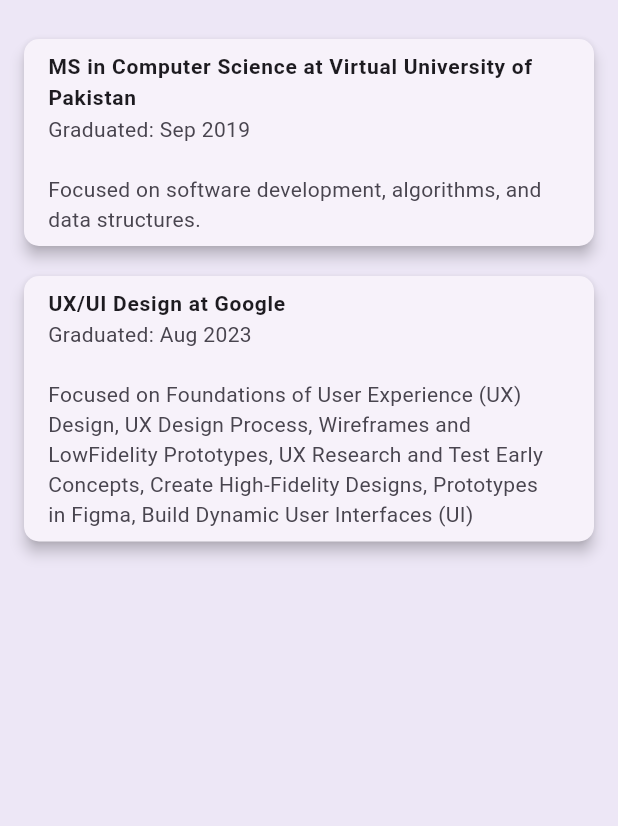
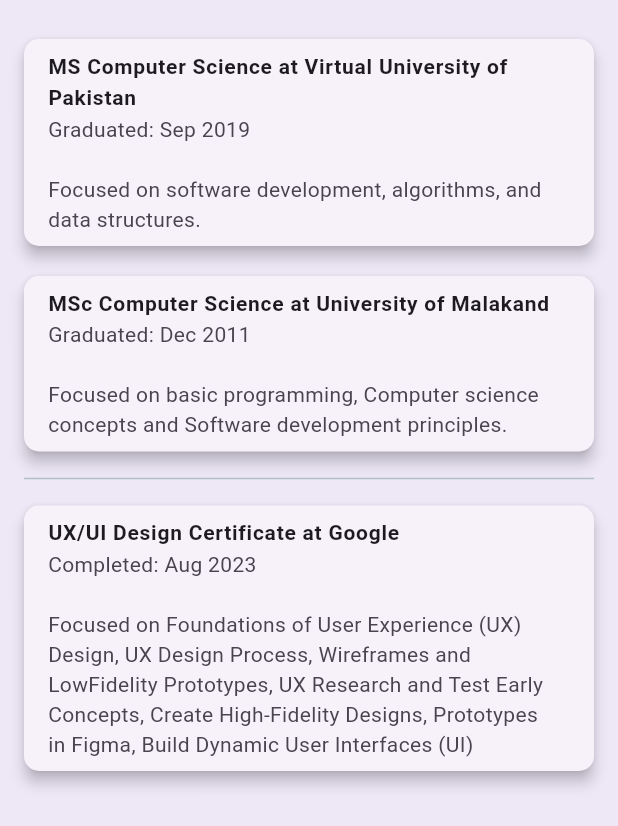
Before and after one commit to atiqahmad919/atiq_cv, a Flutter app: the EducationScreen screen opened directly, on a phone screen of 412 x 824 dp. Shown: the top 826 px of the screen. Run offline on Flutter 3.47's test engine with Material 3 defaults, Android fonts, the phone set to English and light mode, and no system bars; our stand-ins replace carousel_slider, dots_indicator, hidden_drawer_menu.

Commit message:
2.0 testimonials and graduation added

```diff
--- a/lib/screens/Education.dart
+++ b/lib/screens/Education.dart
@@ -12,15 +12,25 @@ class EducationScreen extends StatelessWidget {
         children: [
           EducationCard(
             institution: 'Virtual University of Pakistan',
-            degree: 'MS in Computer Science',
+            degree: 'MS Computer Science',
             duration: 'Graduated: Sep 2019',
             description:
                 'Focused on software development, algorithms, and data structures.',
           ),
           EducationCard(
+            institution: 'University of Malakand',
+            degree: 'MSc Computer Science',
+            duration: 'Graduated: Dec 2011',
+            description:
+                'Focused on basic programming, Computer science concepts and Software development principles.',
+          ),
+          Divider(
+            color: Colors.blueGrey.shade200,
+          ),
+          EducationCard(
             institution: 'Google',
-            degree: 'UX/UI Design',
-            duration: 'Graduated: Aug 2023',
+            degree: 'UX/UI Design Certificate',
+            duration: 'Completed: Aug 2023',
             description:
                 'Focused on Foundations of User Experience (UX) Design, UX Design Process, Wireframes and LowFidelity Prototypes, UX Research and Test Early Concepts, Create High-Fidelity Designs, Prototypes in Figma, Build Dynamic User Interfaces (UI)',
           ),
@@ -45,7 +55,7 @@ class EducationCard extends StatelessWidget {
   @override
   Widget build(BuildContext context) {
     return Card(
-      margin: EdgeInsets.symmetric(vertical: 10),
+      margin: const EdgeInsets.symmetric(vertical: 10),
       shape: RoundedRectangleBorder(borderRadius: BorderRadius.circular(10)),
       elevation: 4,
       child: ListTile(
--- a/lib/screens/Testimonials.dart
+++ b/lib/screens/Testimonials.dart
@@ -4,6 +4,13 @@ import '../utils/constants.dart';
 
 class TestimonialsScreen extends StatelessWidget {
   final List<Testimonial> testimonials = [
+    Testimonial(
+      name: 'Fazal Samad',
+      role: 'Founder & CEO, Trellis Digital Agency',
+      feedback:
+          'I am pleased to recommend Atiq Ahmad, who has been a valuable member of our team at Trellis Digital Agency since June 2024. As a Flutter Developer, Atiq has demonstrated exceptional technical skills and a strong work ethic. His ability to develop and maintain high-performance mobile applications has significantly contributed to our project\'s success. Atiq\'s collaborative approach, coupled with his knack for optimizing app performance and integrating third-party services, has been instrumental in delivering top-quality products to our clients. He consistently brings innovative solutions to the table and has proven to be an indispensable asset to our team. I am confident that Atiq will continue to excel in his career and bring immense value to any organization he joins.',
+      imageUrl: 'images/FazalSamad.jpg',
+    ),
     Testimonial(
       name: 'Babar Ali',
       role: 'CEO, Createch IT Solutions',
```
Also changed, not shown: images/FazalSamad.jpg (added).
